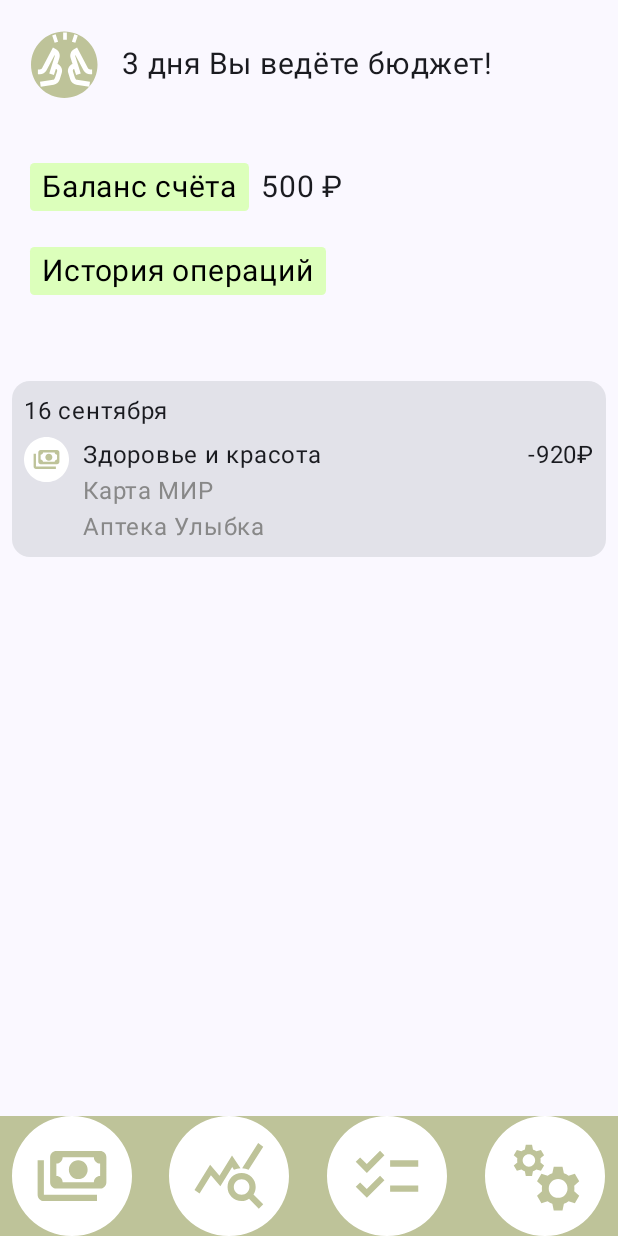
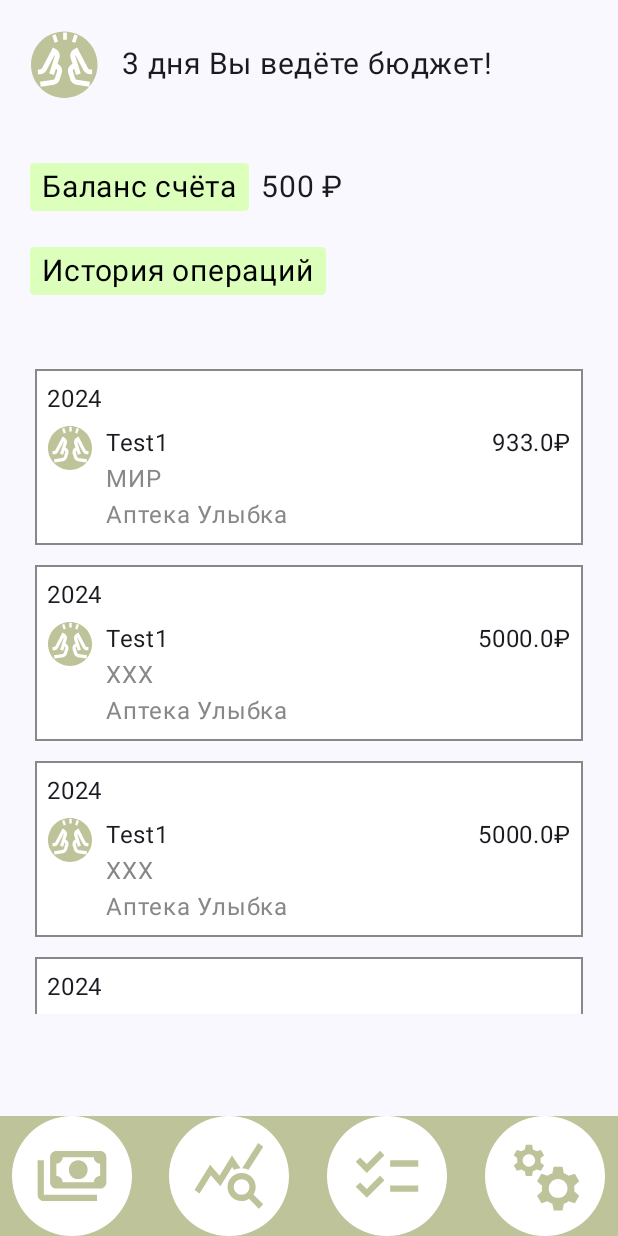
Before and after one commit to AlexFaernon/kisiks, an Android app built with Jetpack Compose: the screen it shows after launch (MainActivity), on a phone screen of 412 x 824 dp. Run offline under Robolectric (Android 15) with nearby library versions, the phone set to English and light mode, and no system bars.

Commit message:
MainScreen Transactions

```diff
--- a/app/build.gradle.kts
+++ b/app/build.gradle.kts
@@ -9,7 +9,7 @@ android {
 
     defaultConfig {
         applicationId = "com.example.cashincontrol"
-        minSdk = 24
+        minSdk = 26
         targetSdk = 34
         versionCode = 1
         versionName = "1.0"
--- a/app/src/main/java/com/example/cashincontrol/domain/transaction/ExpensesTransaction.kt
+++ b/app/src/main/java/com/example/cashincontrol/domain/transaction/ExpensesTransaction.kt
@@ -1,11 +1,12 @@
 package com.example.cashincontrol.domain.transaction
 
+import java.time.LocalDate
 import java.util.Date
 
 data class ExpensesTransaction(
     override val sum: Float,
     override val card: String,
-    override val date: Date,
+    override val date: LocalDate,
     override val category: ExpensesCategory,
     val organization: String
 ) : Transaction(){
--- a/app/src/main/java/com/example/cashincontrol/domain/transaction/IncomeTransaction.kt
+++ b/app/src/main/java/com/example/cashincontrol/domain/transaction/IncomeTransaction.kt
@@ -1,10 +1,11 @@
 package com.example.cashincontrol.domain.transaction
 
+import java.time.LocalDate
 import java.util.Date
 
 data class IncomeTransaction(
     override val sum: Float,
     override val card: String,
-    override val date: Date,
+    override val date: LocalDate,
     override val category: IncomeCategory
 ) : Transaction()
--- a/app/src/main/java/com/example/cashincontrol/domain/transaction/Transaction.kt
+++ b/app/src/main/java/com/example/cashincontrol/domain/transaction/Transaction.kt
@@ -1,10 +1,11 @@
 package com.example.cashincontrol.domain.transaction
 
-import java.util.Date
+import java.time.LocalDate
+
 
 abstract class Transaction(){
     abstract val sum: Float
     abstract val card: String
-    abstract val date: Date
+    abstract val date: LocalDate
     abstract val category: Category
 }
--- a/app/src/main/java/com/example/cashincontrol/presentation/MainScreen.kt
+++ b/app/src/main/java/com/example/cashincontrol/presentation/MainScreen.kt
@@ -1,5 +1,6 @@
 package com.example.cashincontrol.presentation
 
+import androidx.compose.foundation.BorderStroke
 import androidx.compose.foundation.background
 import androidx.compose.foundation.layout.Arrangement
 import androidx.compose.foundation.layout.Column
@@ -12,9 +13,12 @@ import androidx.compose.foundation.layout.padding
 import androidx.compose.foundation.layout.size
 import androidx.compose.foundation.layout.width
 import androidx.compose.foundation.lazy.LazyColumn
+import androidx.compose.foundation.lazy.itemsIndexed
 import androidx.compose.foundation.shape.CircleShape
 import androidx.compose.foundation.shape.RoundedCornerShape
 import androidx.compose.material3.Card
+import androidx.compose.material3.CardColors
+import androidx.compose.material3.CardDefaults
 import androidx.compose.material3.CardElevation
 import androidx.compose.material3.Icon
 import androidx.compose.material3.Text
@@ -28,6 +32,21 @@ import androidx.compose.ui.tooling.preview.Preview
 import androidx.compose.ui.unit.dp
 import androidx.compose.ui.unit.sp
 import com.example.cashincontrol.R
+import com.example.cashincontrol.domain.transaction.ExpensesCategory
+import com.example.cashincontrol.domain.transaction.ExpensesTransaction
+import com.example.cashincontrol.domain.transaction.Transaction
+import java.time.LocalDate
+
+
+val cat = ExpensesCategory("Test1", R.drawable.icon_top_mian)
+val trans = listOf(ExpensesTransaction(933f,"МИР", LocalDate.now(), cat, "АОО ХУЙ В ЖОПУ ЕНТЕРТЕЙМЕНТ"),
+    ExpensesTransaction(5000f,"XXX", LocalDate.now(), cat, "АОО"),
+    ExpensesTransaction(5000f,"XXX", LocalDate.now(), cat, "АОО"),
+    ExpensesTransaction(5000f,"XXX", LocalDate.now(), cat, "АОО"),
+    ExpensesTransaction(5000f,"XXX", LocalDate.now(), cat, "АОО"),
+    ExpensesTransaction(5000f,"XXX", LocalDate.now(), cat, "АОО"),
+    ExpensesTransaction(5000f,"XXX", LocalDate.now(), cat, "АОО"),
+    ExpensesTransaction(5000f,"XXX", LocalDate.now(), cat, "АОО"))
 
 @Preview
 @Composable
@@ -36,9 +55,8 @@ fun MainScreen(){
         verticalArrangement = Arrangement.spacedBy(23.dp) // Отступы между элементами
     ) {
         TopSection()
-        TransactionCard()
+        TransactionListScreen(trans)
     }
-
 }
 
 @Composable
@@ -107,11 +125,15 @@ fun TopSection() {
 }
 
 @Composable
-fun TransactionCard() {
+fun TransactionCard(transaction: Transaction) {
     Card(
         modifier = Modifier
-            .fillMaxWidth()
-            .padding(8.dp),
+            .fillMaxWidth(),
+        colors = CardDefaults.cardColors(
+            containerColor = Color.White
+        ),
+        border = BorderStroke(1.dp, Color.Gray),
+        shape = RoundedCornerShape(0.dp)
     ) {
         Column(
             modifier = Modifier
@@ -119,7 +141,7 @@ fun TransactionCard() {
         ) {
             // Дата транзакции
             Text(
-                text = "16 сентября",
+                text = transaction.date.year.toString(),
                 fontSize = 16.sp,
                 fontWeight = FontWeight.Normal,
                 modifier = Modifier.padding(bottom = 5.dp)
@@ -130,7 +152,7 @@ fun TransactionCard() {
             ) {
                 // Иконка категории
                 Icon(
-                    painter = painterResource(id = R.drawable.icon_main),
+                    painter = painterResource(id = transaction.category.icon),
                     contentDescription = null,
                     modifier = Modifier
                         .size(30.dp),
@@ -144,13 +166,13 @@ fun TransactionCard() {
                     modifier = Modifier.weight(1f)
                 ) {
                     Text(
-                        text = "Здоровье и красота",
+                        text = transaction.category.name,
                         fontSize = 16.sp,
                         fontWeight = FontWeight.Normal
                     )
 
                     Text(
-                        text = "Карта МИР",
+                        text = transaction.card,
                         fontSize = 16.sp,
                         color = Color.Gray
                     )
@@ -163,8 +185,9 @@ fun TransactionCard() {
                 }
 
                 // Сумма транзакции
+                val sum =transaction.sum
                 Text(
-                    text = "-920₽",
+                    text = "$sum₽",
                     fontSize = 16.sp,
                     fontWeight = FontWeight.Normal,
                     modifier = Modifier.padding(start = 6.dp)
@@ -174,16 +197,17 @@ fun TransactionCard() {
     }
 }
 
-//@Composable
-//fun TransactionListScreen(transactions: List<Transaction>) {
-//    LazyColumn(
-//        modifier = Modifier
-//            .fillMaxSize()
-//            .padding(16.dp),
-//        verticalArrangement = Arrangement.spacedBy(13.dp)
-//    ) {
-//        items(transactions) { transaction ->
-//            TransactionCard(transaction = transaction)
-//        }
-//    }
-//}
+@Composable
+fun TransactionListScreen(transactions: List<Transaction>) {
+    LazyColumn(
+        modifier = Modifier
+            .fillMaxSize()
+            .padding(start = 23.dp, end = 23.dp, bottom = 148.dp),
+        verticalArrangement = Arrangement.spacedBy(13.dp)
+    ) {
+        itemsIndexed(transactions){
+            index, item ->
+            TransactionCard(item)
+        }
+    }
+}
```
